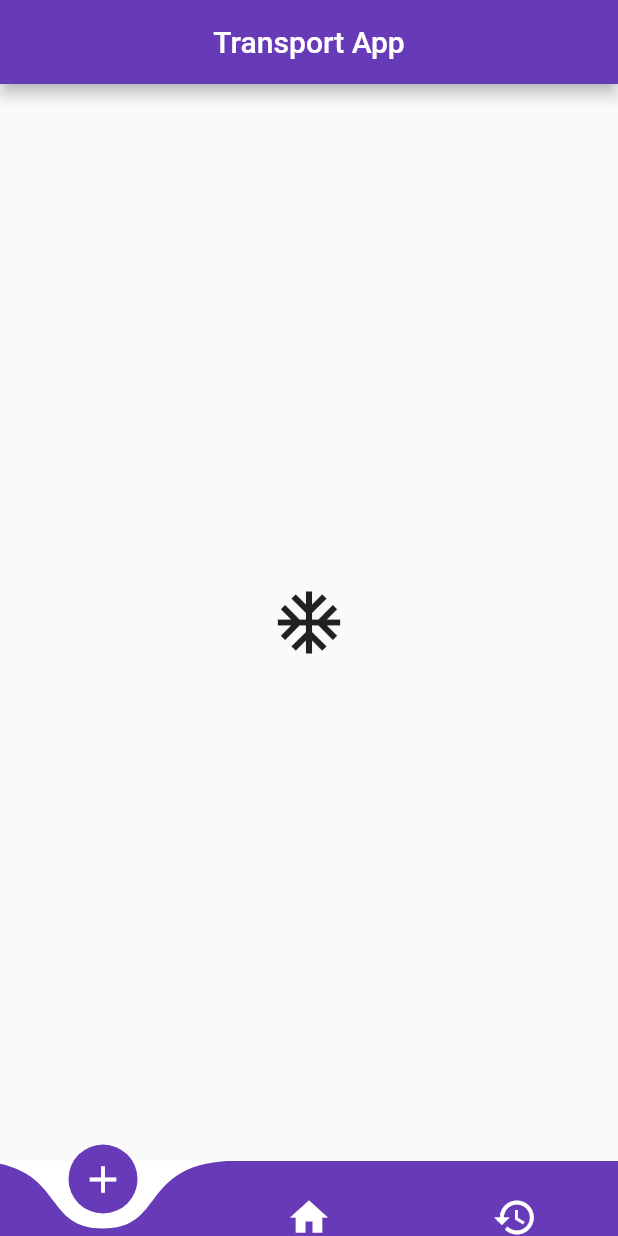
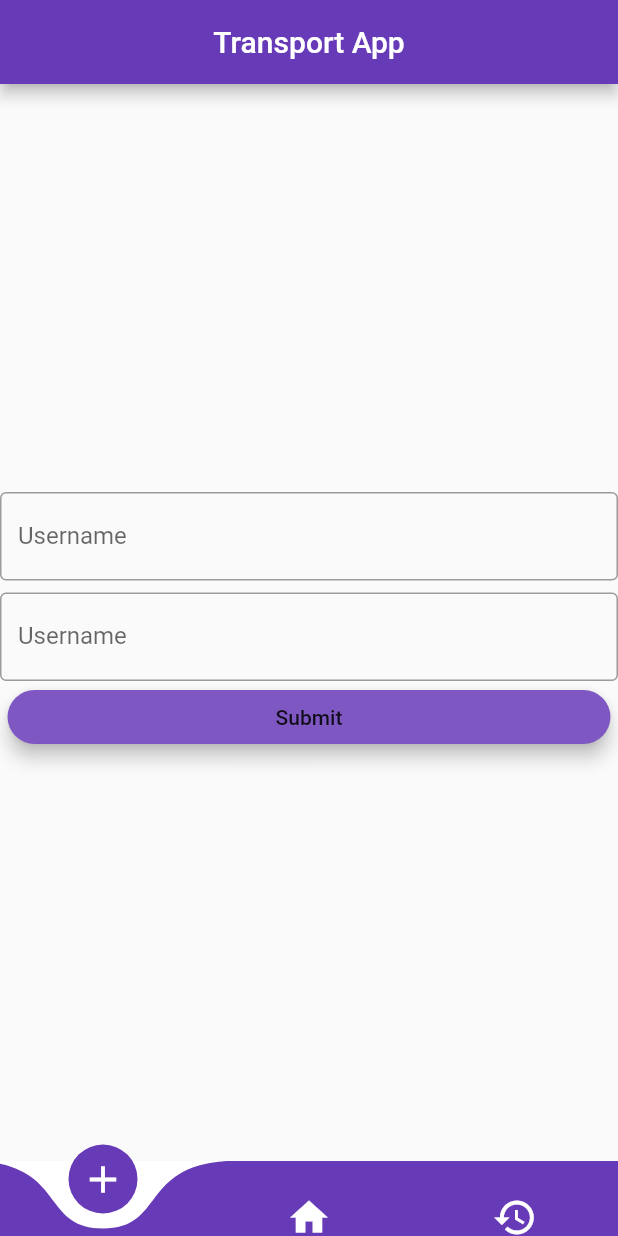
Before and after one commit to abhisht51/transport-app, a Flutter app: the screen it shows after launch, on a phone screen of 412 x 824 dp. Run offline on Flutter 3.47's test engine with Material 2 defaults, Android fonts, the phone set to English and light mode, and no system bars; drawn by our look-alikes of curved_navigation_bar; our stand-ins replace firebase_auth; accounts and stored records are empty.

```diff
--- a/lib/Screens/History.dart
+++ b/lib/Screens/History.dart
@@ -38,7 +38,7 @@ ListTile makeListTile() => ListTile(
     onTap: () {
       debugPrint("Helllo");
     },
-    hoverColor: Colors.black,
+    // hoverColor: Colors.black,
     contentPadding: EdgeInsets.symmetric(horizontal: 10.0, vertical: 8.0),
     leading: Container(
       padding: EdgeInsets.only(right: 12.0),
--- a/lib/Screens/ToSNU.dart
+++ b/lib/Screens/ToSNU.dart
@@ -1,4 +1,8 @@
 import 'package:flutter/material.dart';
+
+// Temporary imports
+import 'package:firebase_auth/firebase_auth.dart';
+
 
 class ToSNU extends StatefulWidget {
   @override
@@ -6,13 +10,78 @@ class ToSNU extends StatefulWidget {
 }
 
 class _ToSNUState extends State<ToSNU> {
+  String email;
+  String password;
+
+  final _auth = FirebaseAuth.instance;
+
   @override
   Widget build(BuildContext context) {
     return Container(
-        height: MediaQuery.of(context).size.height,
-        width: MediaQuery.of(context).size.width,
-        child: Icon(Icons.ac_unit, size: 50),
+      height: MediaQuery.of(context).size.height,
+      width: MediaQuery.of(context).size.width,
+      child: Column(
+        mainAxisAlignment: MainAxisAlignment.center,
+        children: <Widget>[
+          TextField(
+              onChanged: (value) {
+                debugPrint(value);
+                email=value;
+              },
+              onSubmitted: (value){
+                debugPrint(value);
+              },
+              textAlign: TextAlign.center,
+              decoration: InputDecoration(
+                border: OutlineInputBorder(),
+                labelText: 'Username',
+              )
+              ),
+              SizedBox(
+                height: 8.0,
+              ),
+            TextField(
+              onChanged: (value) {
+                debugPrint("Helllo"+value);
+                password = value;
+              },
+              onSubmitted: (value){
+                debugPrint(value);
+              },
+              obscureText: true,
+              textAlign: TextAlign.center,
+              decoration: InputDecoration(
+                border: OutlineInputBorder(),
+                labelText: 'Username',
+              )
+              ),
+              SizedBox(
+            width: MediaQuery.of(context).size.width - 10,
+            child: RaisedButton(
+              onPressed: () async {
+                debugPrint(email);
+                debugPrint(password);
+                try {
+                final status = await _auth.createUserWithEmailAndPassword(email: email, password: password);
+                  if(status != null){
+                    debugPrint("HEYYYYYYYYYYYYYYYYYYYYYYY");
+                    print("Hello :) ");
+                  }
+                }
+                catch(e){
+                  print(e);
+                }
 
+
+              },
+              color: Colors.deepPurple.shade400,
+              child: Text("Submit"),
+              elevation: 5,
+              shape: StadiumBorder(),
+            ),
+          ),
+        ],
+      ),
     );
   }
 }
--- a/pubspec.yaml
+++ b/pubspec.yaml
@@ -25,6 +25,9 @@ dependencies:
     sdk: flutter
   curved_navigation_bar: ^0.3.2
 
+  firebase_core: ^0.4.5
+  firebase_auth: ^0.16.1
+  cloud_firestore: ^0.13.6
 
 
   # The following adds the Cupertino Icons font to your application.
```
Also changed, not shown: pubspec.lock, 4 other files.
